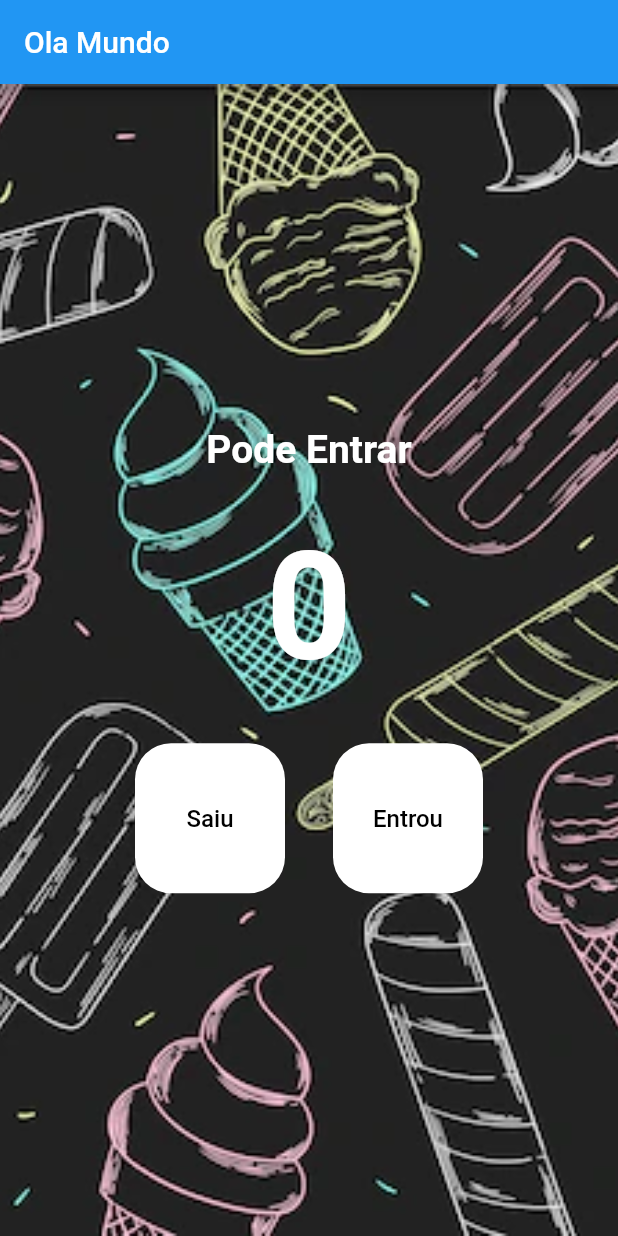
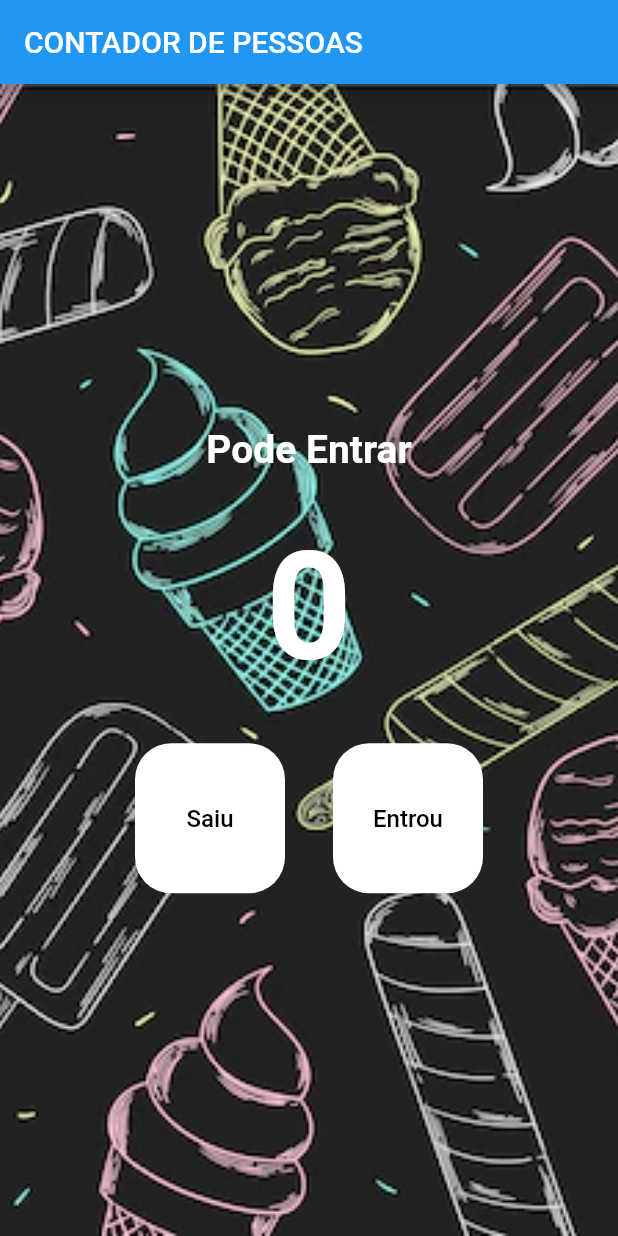
Before and after one commit to netim-carvalho/curso-flutter-contador-pessoas, a Flutter app: the screen it shows after launch, on a phone screen of 412 x 824 dp. Run offline on Flutter 3.47's test engine with Material 2 defaults, Android fonts, the phone set to English and light mode, and no system bars.

Commit message:
texto da appBar modificado

```diff
--- a/lib/main.dart
+++ b/lib/main.dart
@@ -51,7 +51,7 @@ class _HomePageState extends State<HomePage> {
     return Scaffold(
       backgroundColor: Colors.red,
       appBar: AppBar(
-        title: Text("Ola Mundo"),
+        title: Text("CONTADOR DE PESSOAS"),
       ),
       body: Container(
         decoration: const BoxDecoration(
```
